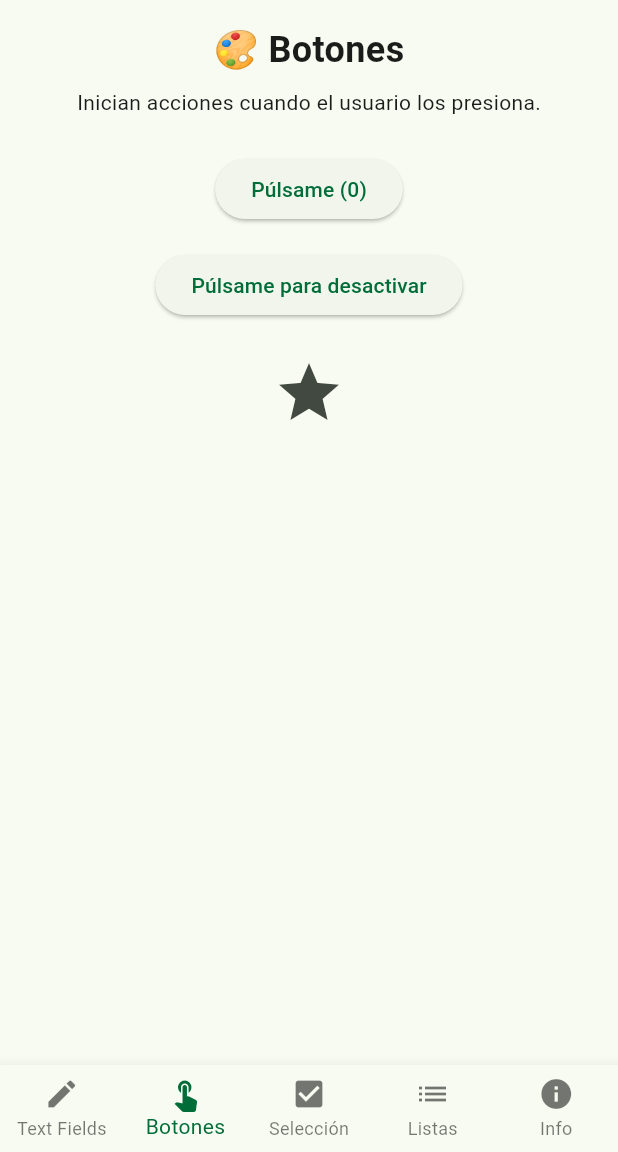
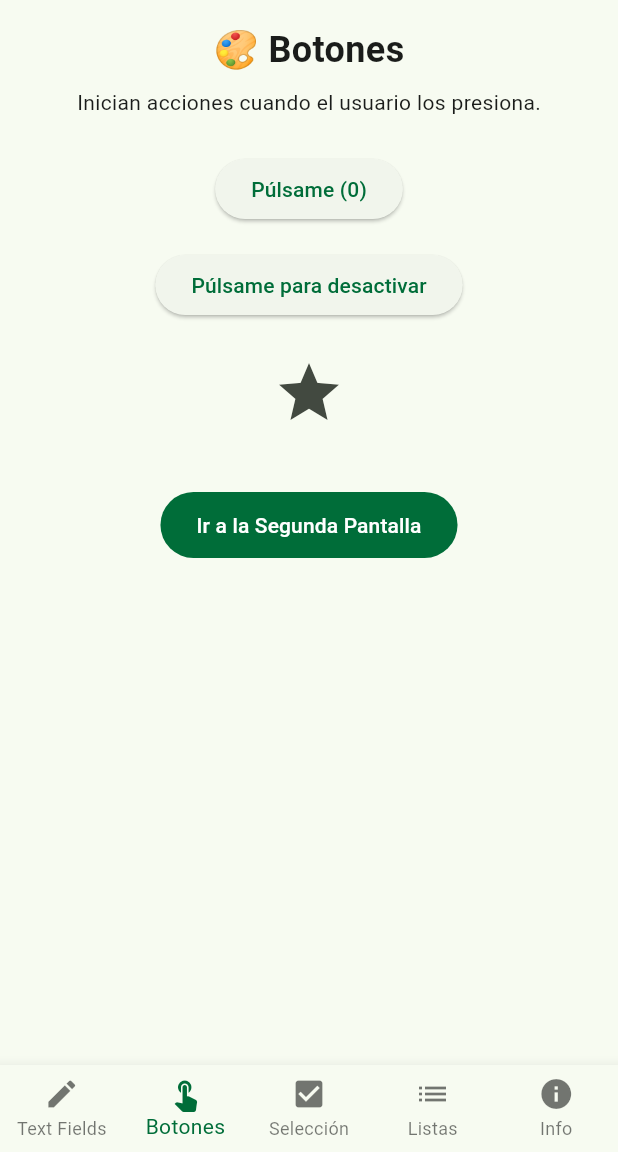
Before and after one commit to leay21/Practica1, a Flutter app: the screen it shows after launch, item 2 of the bottom bar chosen, on a phone screen of 412 x 824 dp, the part 84-1236 px from its top. Run offline on Flutter 3.47's test engine with Material 3 defaults, Android fonts, the phone set to English and light mode, and no system bars.

Commit message:
Agregando otra activity a las aplicaciones

```diff
--- a/Practica1F/practica1/lib/screens/buttons_page.dart
+++ b/Practica1F/practica1/lib/screens/buttons_page.dart
@@ -1,4 +1,6 @@
 import 'package:flutter/material.dart';
+// 1. IMPORTA la nueva pantalla que acabas de crear
+import 'package:practica1/screens/second_page.dart';
 
 class ButtonsPage extends StatefulWidget {
   const ButtonsPage({super.key});
@@ -35,21 +37,21 @@ class _ButtonsPageState extends State<ButtonsPage> {
             const Text('Inician acciones cuando el usuario los presiona.'),
             const SizedBox(height: 24),
 
-            // Botón con contador
+            // Botón con contador (tu código original)
             ElevatedButton(
               onPressed: _incrementCounter,
               child: Text('Púlsame ($_clickCount)'),
             ),
             const SizedBox(height: 16),
 
-            // Botón que se desactiva
+            // Botón que se desactiva (tu código original)
             ElevatedButton(
               onPressed: _isButtonDisabled ? null : _disableButton,
               child: Text(_isButtonDisabled ? 'Desactivado' : 'Púlsame para desactivar'),
             ),
             const SizedBox(height: 16),
 
-            // ImageButton (en Flutter es un IconButton)
+            // ImageButton (tu código original)
             IconButton(
               icon: const Icon(Icons.star),
               iconSize: 48,
@@ -60,6 +62,23 @@ class _ButtonsPageState extends State<ButtonsPage> {
                 );
               },
             ),
+
+            // === NUEVO BOTÓN PARA NAVEGAR AÑADIDO AQUÍ ===
+            const SizedBox(height: 32), // Un separador visual
+            FilledButton(
+              style: FilledButton.styleFrom(
+                backgroundColor: Theme.of(context).colorScheme.primary,
+                padding: const EdgeInsets.symmetric(horizontal: 24, vertical: 12),
+              ),
+              child: const Text('Ir a la Segunda Pantalla'),
+              onPressed: () {
+                // 2. Esta es la lógica que realiza la navegación
+                Navigator.push(
+                  context,
+                  MaterialPageRoute(builder: (context) => const SecondPage()),
+                );
+              },
+            ),
           ],
         ),
       ),
```
Also changed, not shown: Practica1F/practica1/lib/screens/second_page.dart (added, +26 -0 lines), 7 other files.
